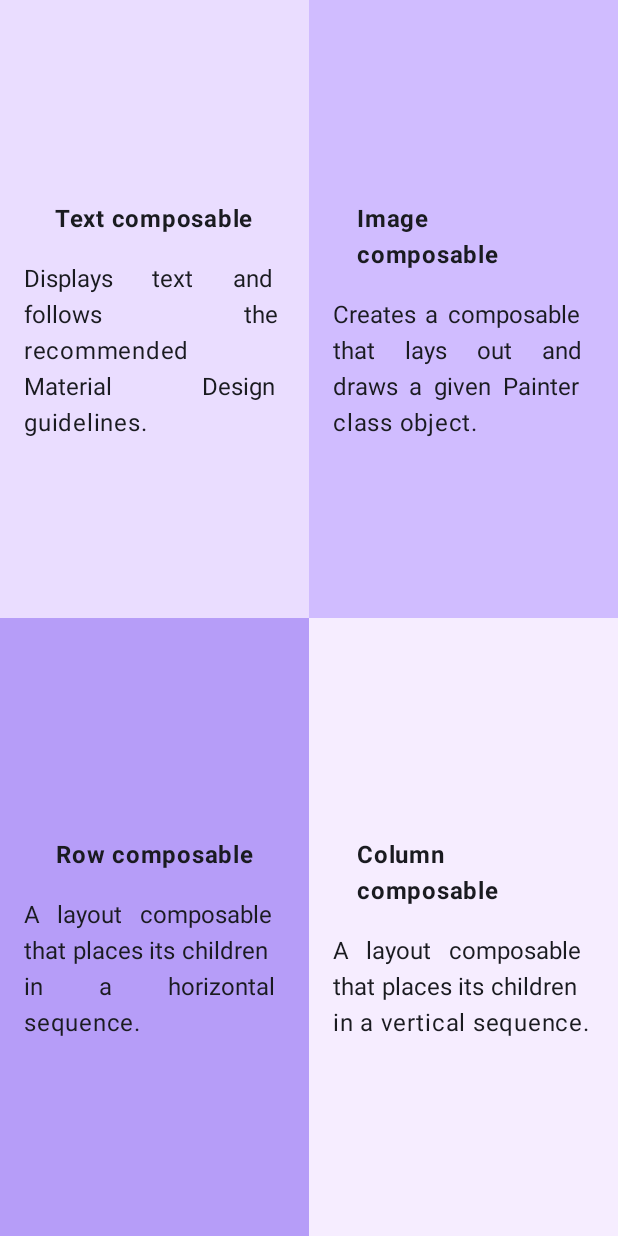
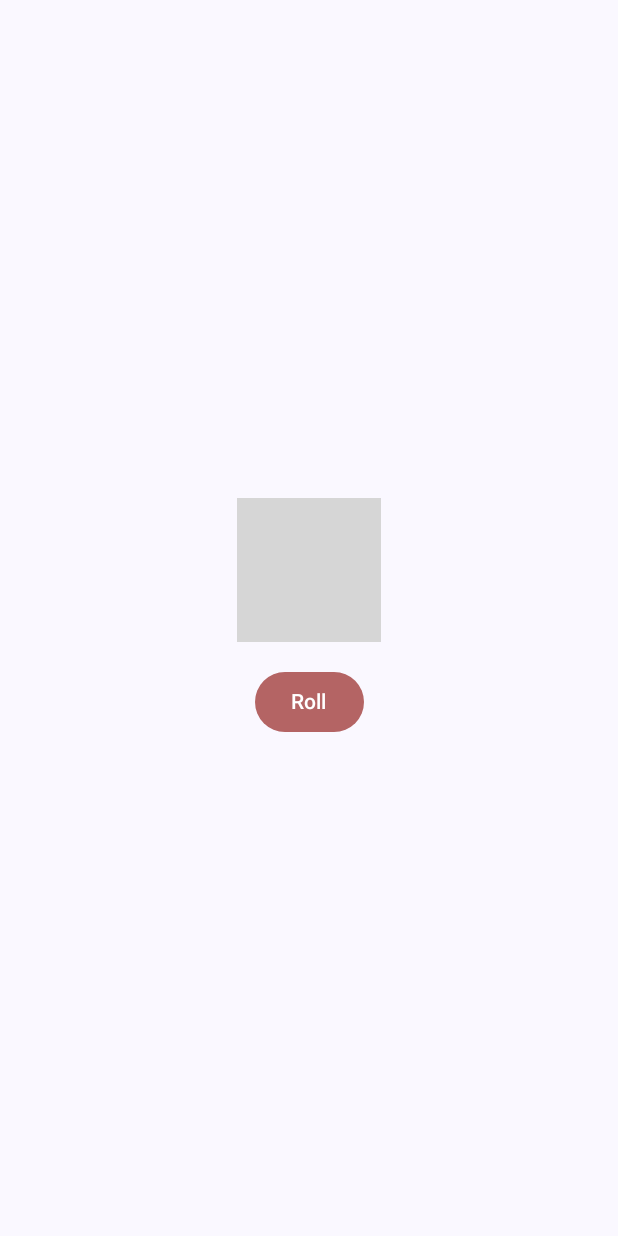
Before and after one commit to Xylia43/MyFirstKotlinProject, an Android app built with Jetpack Compose: the screen it shows after launch (MainActivity), on a phone screen of 412 x 824 dp. Run offline under Robolectric (Android 15) with nearby library versions, the phone set to English and light mode, and no system bars; grey boxes are pictures that could not be loaded.

Commit message:
roll dice functions

```diff
--- a/app/src/main/java/com/example/first/MainActivity.kt
+++ b/app/src/main/java/com/example/first/MainActivity.kt
@@ -1,6 +1,6 @@
 package com.example.first
 
-import android.media.Image
+
 import android.os.Bundle
 import androidx.activity.ComponentActivity
 import androidx.activity.compose.setContent
@@ -16,11 +16,18 @@ import androidx.compose.foundation.layout.fillMaxWidth
 import androidx.compose.foundation.layout.height
 import androidx.compose.foundation.layout.padding
 import androidx.compose.foundation.layout.width
+import androidx.compose.foundation.layout.wrapContentSize
+import androidx.compose.material3.Button
+import androidx.compose.material3.ButtonDefaults
 import androidx.compose.material3.Icon
 import androidx.compose.material3.MaterialTheme
 import androidx.compose.material3.Surface
 import androidx.compose.material3.Text
 import androidx.compose.runtime.Composable
+import androidx.compose.runtime.getValue
+import androidx.compose.runtime.mutableStateOf
+import androidx.compose.runtime.remember
+import androidx.compose.runtime.setValue
 import androidx.compose.ui.Alignment
 import androidx.compose.ui.Modifier
 import androidx.compose.ui.graphics.Color
@@ -38,15 +45,16 @@ class MainActivity : ComponentActivity() {
     override fun onCreate(savedInstanceState: Bundle?) {
         super.onCreate(savedInstanceState)
         setContent {
-            FirstTheme {
+            FirstTheme { //这个theme估计就是包名+theme
                 // A surface container using the 'background' color from the theme
                 Surface(
                     modifier = Modifier.fillMaxSize(),
                     color = MaterialTheme.colorScheme.background
                 ) {
-                    Greeting("Android")
+//                    Greeting("Android")
 //                    TaskManger()
-                    MyQuadrant()
+//                    MyQuadrant()
+                    DiceWithButtonAndImage()
                 }
             }
         }
@@ -107,6 +115,20 @@ fun MyQuadrant() {
     Column(Modifier.fillMaxWidth()) {
         Row(Modifier.weight(1f)) {
             ComposableInfoCard(
+                title = stringResource(R.string.third_title),
+                description = stringResource(R.string.third_description),
+                backgroundColor = Color(0xFFB69DF8),
+                modifier = Modifier.weight(1f)
+            )
+            ComposableInfoCard(
+                title = stringResource(R.string.fourth_title),
+                description = stringResource(R.string.fourth_description),
+                backgroundColor = Color(0xFFF6EDFF),
+                modifier = Modifier.weight(1f)
+            )
+        }
+        Row(Modifier.weight(1f)) {
+            ComposableInfoCard(
                 title = stringResource(R.string.first_title),
                 description = stringResource(R.string.first_description),
                 backgroundColor = Color(0xFFEADDFF),
@@ -133,6 +155,7 @@ fun MyQuadrant() {
                 modifier = Modifier.weight(1f)
             )
         }
+
     }
 }
 @Composable
@@ -165,7 +188,7 @@ fun MyProfileCompose(modifier: Modifier=Modifier,image: Int,string: String,name:
     verticalArrangement = Arrangement.Center,
     horizontalAlignment = Alignment.CenterHorizontally) {
         Image(painter = painterResource(id = image)
-            , contentDescription = null
+            , contentDescription = "mememe"
             ,Modifier.width(100.dp))
         Text(text = string,
         fontSize = 26.sp)
@@ -209,6 +232,42 @@ fun MyCard(){
 
 }
 
+/************roll dice*************
+ * roll dice
+ */
+@Composable
+fun DiceWithButtonAndImage(modifier: Modifier= Modifier
+    .fillMaxSize()
+    .wrapContentSize(Alignment.Center)) {
+// pass the modifer to make efficial, because the composable function may re composition
+// again so create one inside it is not efficiency
+    var result by remember { mutableStateOf(1) }
+    val imageResource = when (result) {
+        1 -> R.drawable.dice_1
+        2 -> R.drawable.dice_2
+        3 -> R.drawable.dice_3
+        4 -> R.drawable.dice_4
+        5 -> R.drawable.dice_5
+        else -> R.drawable.dice_6
+    }
+    Column(modifier = modifier,
+        horizontalAlignment = Alignment.CenterHorizontally) {
+        Image(
+            painter = painterResource(id = imageResource),
+            contentDescription = result.toString()
+        )
+        Spacer(modifier = Modifier.height(16.dp))
+        Button(onClick = { result=(1..6).random() },
+            colors = ButtonDefaults.buttonColors(
+                containerColor = Color(red = 180, green = 100, blue = 100)
+            )) {
+            Text(stringResource(id = R.string.roll))
+
+        }
+
+    }
+
+}
 @Preview(showBackground = true)
 @Composable
 fun GreetingPreview() {
@@ -218,6 +277,7 @@ fun GreetingPreview() {
 //        MyQuadrant()
 //        MyProfileCompose(Modifier,R.drawable.hello,"FULL NAME","Yan")
 //        MyContactCompose(info = "+44 07529209272")
-        MyCard()
+//        MyCard()
+        DiceWithButtonAndImage()
     }
 }
--- a/app/src/main/res/values/strings.xml
+++ b/app/src/main/res/values/strings.xml
@@ -8,4 +8,5 @@
     <string name="second_description">Creates a composable that lays out and draws a given Painter class object.</string>
     <string name="third_description">A layout composable that places its children in a horizontal sequence.</string>
     <string name="fourth_description">A layout composable that places its children in a vertical sequence.</string>
+    <string name="roll">Roll</string>
 </resources>
```
